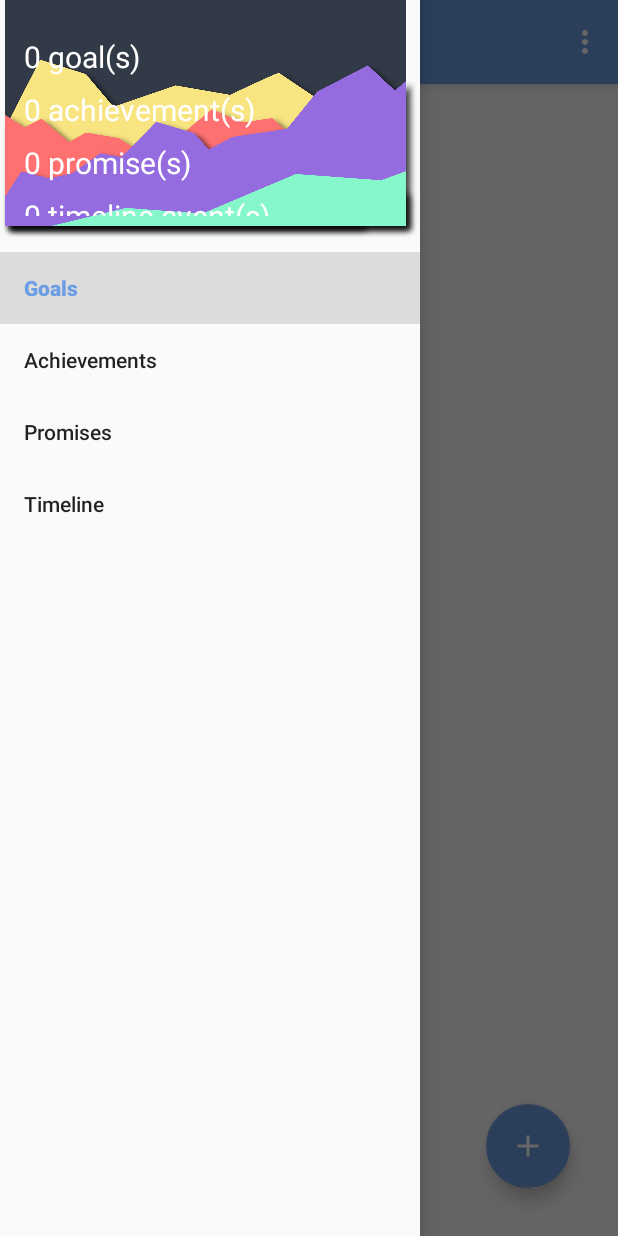
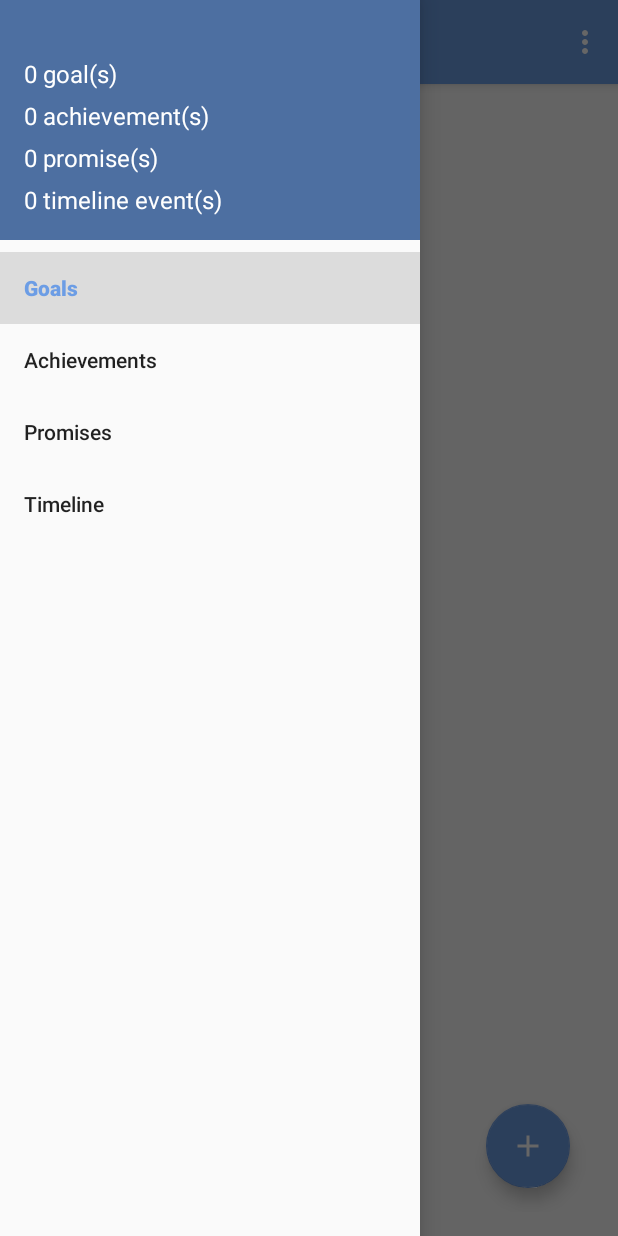
Before and after one commit to darkterbear/sail, an Android app: the screen it shows after launch (MainActivity), with the side drawer open, on a phone screen of 412 x 824 dp. Run offline under Robolectric (Android 15) with nearby library versions, the phone set to English and light mode, and no system bars.

Commit message:
Couple bug fixes

```diff
--- a/Sail/app/src/main/java/io/phoenyx/sail/AchievementsAdapter.java
+++ b/Sail/app/src/main/java/io/phoenyx/sail/AchievementsAdapter.java
@@ -34,11 +34,9 @@ public class AchievementsAdapter extends RecyclerView.Adapter<AchievementsViewHo
         holder.descriptionTextView.setText(achievement.getDescription());
         holder.dateTextView.setText(achievement.getDate());
         if (achievement.isStarred()) {
+            holder.starImageButton.setBackgroundResource(R.drawable.star);
+        } else {
             holder.starImageButton.setBackgroundResource(R.drawable.star_outline);
-            achievement.setStarred(false);
-        } else {
-            holder.starImageButton.setBackgroundResource(R.drawable.star);
-            achievement.setStarred(true);
         }
         holder.starImageButton.setOnClickListener(new View.OnClickListener() {
             @Override
--- a/Sail/app/src/main/java/io/phoenyx/sail/GoalsAdapter.java
+++ b/Sail/app/src/main/java/io/phoenyx/sail/GoalsAdapter.java
@@ -41,11 +41,9 @@ public class GoalsAdapter extends RecyclerView.Adapter<GoalsViewHolder> {
             }
         });
         if (goal.isStarred()) {
+            holder.starImageButton.setBackgroundResource(R.drawable.star);
+        } else {
             holder.starImageButton.setBackgroundResource(R.drawable.star_outline);
-            goal.setStarred(false);
-        } else {
-            holder.starImageButton.setBackgroundResource(R.drawable.star);
-            goal.setStarred(true);
         }
         holder.starImageButton.setOnClickListener(new View.OnClickListener() {
             @Override
--- a/Sail/app/src/main/java/io/phoenyx/sail/MainActivity.java
+++ b/Sail/app/src/main/java/io/phoenyx/sail/MainActivity.java
@@ -74,10 +74,10 @@ public class MainActivity extends AppCompatActivity
 
     private void loadNavHeader() {
         SharedPreferences sharedPref = getSharedPreferences(getString(R.string.user_data_sp_key), Context.MODE_PRIVATE);
-        int numGoals = sharedPref.getInt("num_goals", 0);
-        int numAchievements = sharedPref.getInt("num_achievements", 0);
-        int numPromises = sharedPref.getInt("num_promises", 0);
-        int numTimelines = sharedPref.getInt("num_timelines", 0);
+        int numGoals = dbHandler.getAllGoals().size();
+        int numAchievements = dbHandler.getAllAchievements().size();
+        int numPromises = dbHandler.getAllPromises().size();
+        int numTimelines = dbHandler.getAllTimelineEvents().size();
 
         TextView  numGoalsTextView = (TextView) navHeader.findViewById(R.id.numGoalsTextView);
         TextView  numAchievementsTextView = (TextView) navHeader.findViewById(R.id.numAchievementsTextView);
--- a/Sail/app/src/main/java/io/phoenyx/sail/PromisesAdapter.java
+++ b/Sail/app/src/main/java/io/phoenyx/sail/PromisesAdapter.java
@@ -42,11 +42,9 @@ public class PromisesAdapter extends RecyclerView.Adapter<PromisesViewHolder> {
             }
         });
         if (promise.isStarred()) {
+            holder.starImageButton.setBackgroundResource(R.drawable.star);
+        } else {
             holder.starImageButton.setBackgroundResource(R.drawable.star_outline);
-            promise.setStarred(false);
-        } else {
-            holder.starImageButton.setBackgroundResource(R.drawable.star);
-            promise.setStarred(true);
         }
         holder.starImageButton.setOnClickListener(new View.OnClickListener() {
             @Override
--- a/Sail/app/src/main/res/drawable/side_nav_bar.xml
+++ b/Sail/app/src/main/res/drawable/side_nav_bar.xml
@@ -3,8 +3,8 @@
 
     <gradient
         android:angle="135"
-        android:centerColor="#5c5c5c"
-        android:endColor="#5c5c5c"
-        android:startColor="#5c5c5c"
+        android:centerColor="@color/colorPrimaryDark"
+        android:endColor="@color/colorPrimaryDark"
+        android:startColor="@color/colorPrimaryDark"
         android:type="linear" />
 </shape>
--- a/Sail/app/src/main/res/drawable/star.xml
+++ b/Sail/app/src/main/res/drawable/star.xml
@@ -4,5 +4,5 @@
     android:width="24dp"
     android:viewportWidth="24"
     android:viewportHeight="24">
-    <path android:fillColor="#000" android:pathData="M12,17.27L18.18,21L16.54,13.97L22,9.24L14.81,8.62L12,2L9.19,8.62L2,9.24L7.45,13.97L5.82,21L12,17.27Z" />
+    <path android:fillColor="#393939" android:pathData="M12,17.27L18.18,21L16.54,13.97L22,9.24L14.81,8.62L12,2L9.19,8.62L2,9.24L7.45,13.97L5.82,21L12,17.27Z" />
 </vector>
--- a/Sail/app/src/main/res/layout/nav_header_main.xml
+++ b/Sail/app/src/main/res/layout/nav_header_main.xml
@@ -3,10 +3,9 @@
     xmlns:tools="http://schemas.android.com/tools"
     android:layout_width="match_parent"
     android:layout_height="@dimen/nav_header_height"
-    android:background="@drawable/graph"
+    android:background="@drawable/side_nav_bar"
     android:gravity="center_vertical"
     android:orientation="vertical"
-    android:paddingBottom="@dimen/activity_vertical_margin"
     android:paddingLeft="@dimen/activity_horizontal_margin"
     android:paddingRight="@dimen/activity_horizontal_margin"
     android:paddingTop="@dimen/activity_vertical_margin"
@@ -18,8 +17,8 @@
         android:layout_height="wrap_content"
         android:id="@+id/numGoalsTextView"
         android:textAppearance="@style/TextAppearance.AppCompat"
-        android:textSize="20sp"
-        android:layout_marginTop="8dp" />
+        android:textSize="16sp"
+        android:layout_marginTop="6dp" />
 
     <TextView
         android:text="TextView"
@@ -27,8 +26,8 @@
         android:layout_height="wrap_content"
         android:id="@+id/numAchievementsTextView"
         android:textAppearance="@style/TextAppearance.AppCompat"
-        android:textSize="20sp"
-        android:layout_marginTop="8dp"
+        android:textSize="16sp"
+        android:layout_marginTop="6dp"
         tools:text="3 Achievements" />
 
     <TextView
@@ -37,8 +36,8 @@
         android:layout_height="wrap_content"
         android:id="@+id/numPromisesTextView"
         android:textAppearance="@style/TextAppearance.AppCompat"
-        android:textSize="20sp"
-        android:layout_marginTop="8dp"
+        android:textSize="16sp"
+        android:layout_marginTop="6dp"
         tools:text="2 Promises" />
 
     <TextView
@@ -47,8 +46,8 @@
         android:layout_height="wrap_content"
         android:text="android.studio@android.com"
         android:textAppearance="@style/TextAppearance.AppCompat"
-        android:textSize="20sp"
-        android:layout_marginTop="8dp"
+        android:textSize="16sp"
+        android:layout_marginTop="6dp"
         tools:text="8 Timeline Events" />
 
 </LinearLayout>
--- a/Sail/app/src/main/res/values/colors.xml
+++ b/Sail/app/src/main/res/values/colors.xml
@@ -2,7 +2,7 @@
 <resources>
     <color name="colorPrimary">#6c9de5</color>
     <color name="colorPrimaryDark">#4d6fa1</color>
-    <color name="colorAccent">#6c9de5</color>
+    <color name="colorAccent">#ffffff</color>
     <color name="menu_item_color">#4f4f4f</color>
     <color name="gray_highlight_color">#707070</color>
 </resources>
```
Also changed, not shown: Sail/app/src/main/res/drawable/graph.png (deleted).
